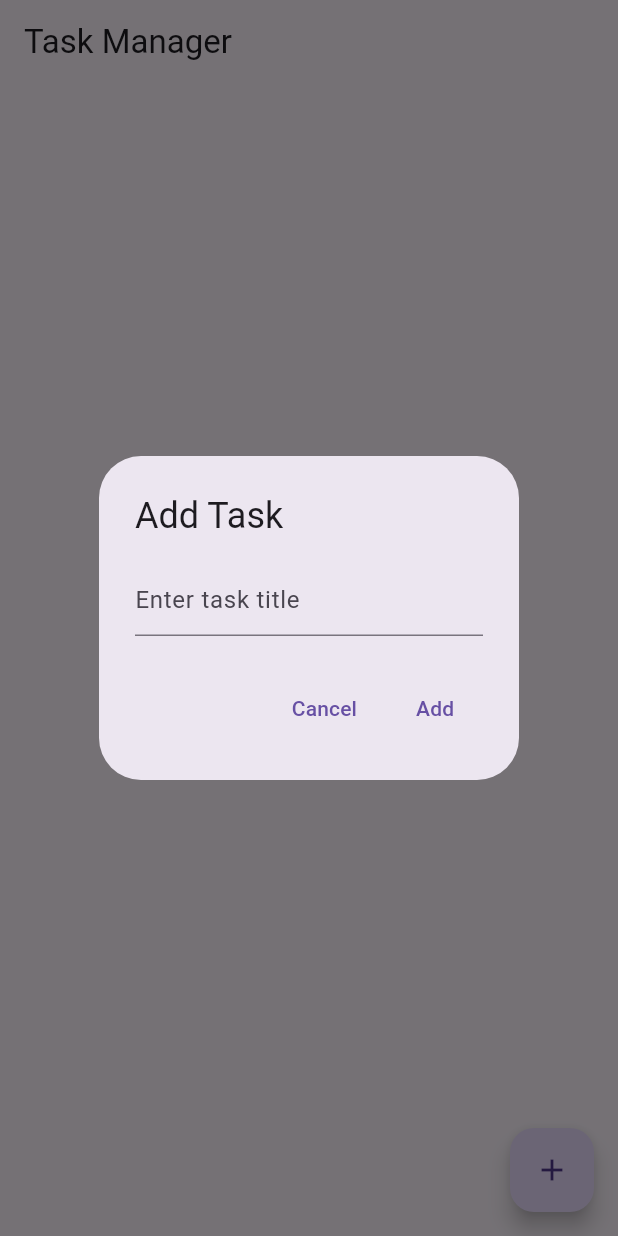
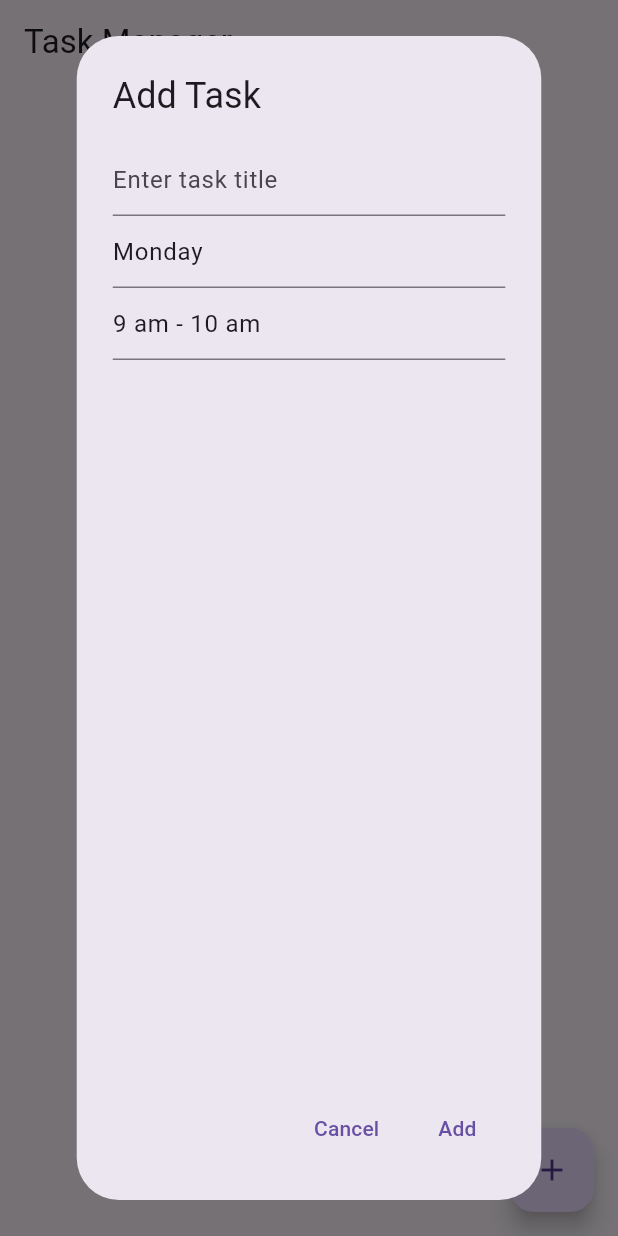
Before and after one commit to JackyZheng070102/CW6, a Flutter app: the screen it shows after launch, after a tap on the "add" icon, on a phone screen of 412 x 824 dp. Run offline on Flutter 3.47's test engine with Material 3 defaults, Android fonts, the phone set to English and light mode, and no system bars; our stand-ins replace cloud_firestore, firebase_core; accounts and stored records are empty.

Commit message:
Implemented task management with Firebase

```diff
--- a/lib/main.dart
+++ b/lib/main.dart
@@ -25,14 +25,24 @@ class Task {
   String id;
   String title;
   bool isCompleted;
+  String day; // New field for the day of the week
+  String timeSlot; // New field for the time slot
 
-  Task({required this.id, required this.title, this.isCompleted = false});
+  Task({
+    required this.id,
+    required this.title,
+    this.isCompleted = false,
+    required this.day,
+    required this.timeSlot,
+  });
 
   factory Task.fromMap(Map<String, dynamic> data, String documentId) {
     return Task(
       id: documentId,
       title: data['title'] ?? '',
       isCompleted: data['isCompleted'] ?? false,
+      day: data['day'] ?? '',
+      timeSlot: data['timeSlot'] ?? '',
     );
   }
 
@@ -40,6 +50,8 @@ class Task {
     return {
       'title': title,
       'isCompleted': isCompleted,
+      'day': day,
+      'timeSlot': timeSlot,
     };
   }
 }
@@ -48,11 +60,13 @@ class TaskListScreen extends StatelessWidget {
   final CollectionReference tasksCollection =
       FirebaseFirestore.instance.collection('tasks');
 
-  Future<void> addTask(String title) async {
-    final task = Task(id: '', title: title);
+  // Add a task
+  Future<void> addTask(String title, String day, String timeSlot) async {
+    final task = Task(id: '', title: title, day: day, timeSlot: timeSlot);
     await tasksCollection.add(task.toMap());
   }
 
+  // Get tasks from Firestore
   Stream<List<Task>> getTasks() {
     return tasksCollection.snapshots().map((snapshot) {
       return snapshot.docs
@@ -61,24 +75,48 @@ class TaskListScreen extends StatelessWidget {
     });
   }
 
+  // Update task's completion status
   Future<void> updateTask(String taskId, bool isCompleted) async {
     await tasksCollection.doc(taskId).update({'isCompleted': isCompleted});
   }
 
+  // Delete a task
   Future<void> deleteTask(String taskId) async {
     await tasksCollection.doc(taskId).delete();
   }
 
+  // Show dialog to add a task
   Future<void> addTaskDialog(BuildContext context) async {
     final controller = TextEditingController();
+    String day = 'Monday'; // Default to Monday
+    String timeSlot = '9 am - 10 am'; // Default time slot
+
     return showDialog<void>(
       context: context,
       builder: (BuildContext context) {
         return AlertDialog(
           title: Text('Add Task'),
-          content: TextField(
+          content: Column(
+            children: [
+              TextField(
                 controller: controller,
                 decoration: InputDecoration(hintText: 'Enter task title'),
+              ),
+              TextField(
+                controller: TextEditingController(text: day),
+                decoration: InputDecoration(hintText: 'Enter day (e.g., Monday)'),
+                onChanged: (value) {
+                  day = value;
+                },
+              ),
+              TextField(
+                controller: TextEditingController(text: timeSlot),
+                decoration: InputDecoration(hintText: 'Enter time slot (e.g., 9 am - 10 am)'),
+                onChanged: (value) {
+                  timeSlot = value;
+                },
+              ),
+            ],
           ),
           actions: <Widget>[
             TextButton(
@@ -90,7 +128,7 @@ class TaskListScreen extends StatelessWidget {
             TextButton(
               child: Text('Add'),
               onPressed: () {
-                addTask(controller.text);
+                addTask(controller.text, day, timeSlot);
                 Navigator.of(context).pop();
               },
             ),
@@ -118,11 +156,25 @@ class TaskListScreen extends StatelessWidget {
           if (!snapshot.hasData || snapshot.data!.isEmpty) {
             return Center(child: Text('No tasks available.'));
           }
+
+          // Group tasks by day
           final tasks = snapshot.data!;
-          return ListView.builder(
-            itemCount: tasks.length,
-            itemBuilder: (context, index) {
-              final task = tasks[index];
+          Map<String, List<Task>> groupedTasks = {};
+          for (var task in tasks) {
+            if (!groupedTasks.containsKey(task.day)) {
+              groupedTasks[task.day] = [];
+            }
+            groupedTasks[task.day]!.add(task);
+          }
+
+          return ListView(
+            children: groupedTasks.entries.map((entry) {
+              String day = entry.key;
+              List<Task> tasksForDay = entry.value;
+
+              return ExpansionTile(
+                title: Text(day),
+                children: tasksForDay.map((task) {
                   return ListTile(
                     title: Text(
                       task.title,
@@ -131,19 +183,20 @@ class TaskListScreen extends StatelessWidget {
                               ? TextDecoration.lineThrough
                               : TextDecoration.none),
                     ),
-                trailing: Checkbox(
-                  value: task.isCompleted,
-                  onChanged: (value) {
-                    if (value != null) {
-                      updateTask(task.id, value);
-                    }
+                    subtitle: Text(task.timeSlot),
+                    trailing: IconButton(
+                      icon: Icon(Icons.delete),
+                      onPressed: () {
+                        deleteTask(task.id);
                       },
                     ),
-                onLongPress: () {
-                  deleteTask(task.id);
+                    onTap: () {
+                      updateTask(task.id, !task.isCompleted);
                     },
                   );
-            },
+                }).toList(),
+              );
+            }).toList(),
           );
         },
       ),
```
Lines whose indentation alone changed are shown as unchanged.
